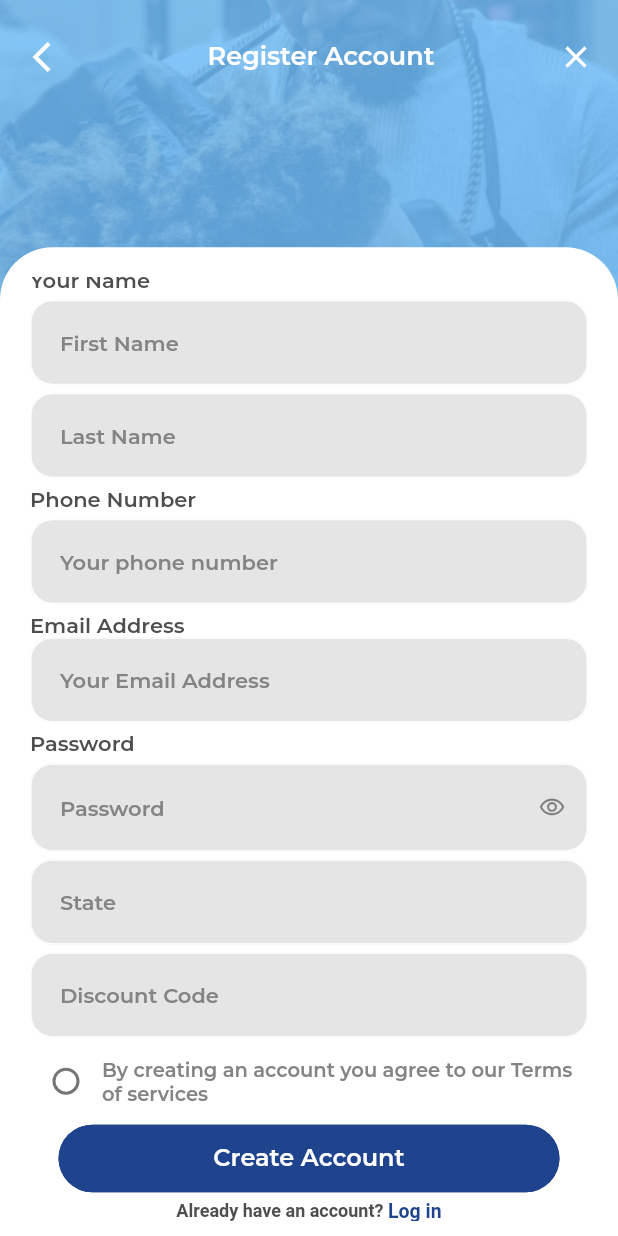
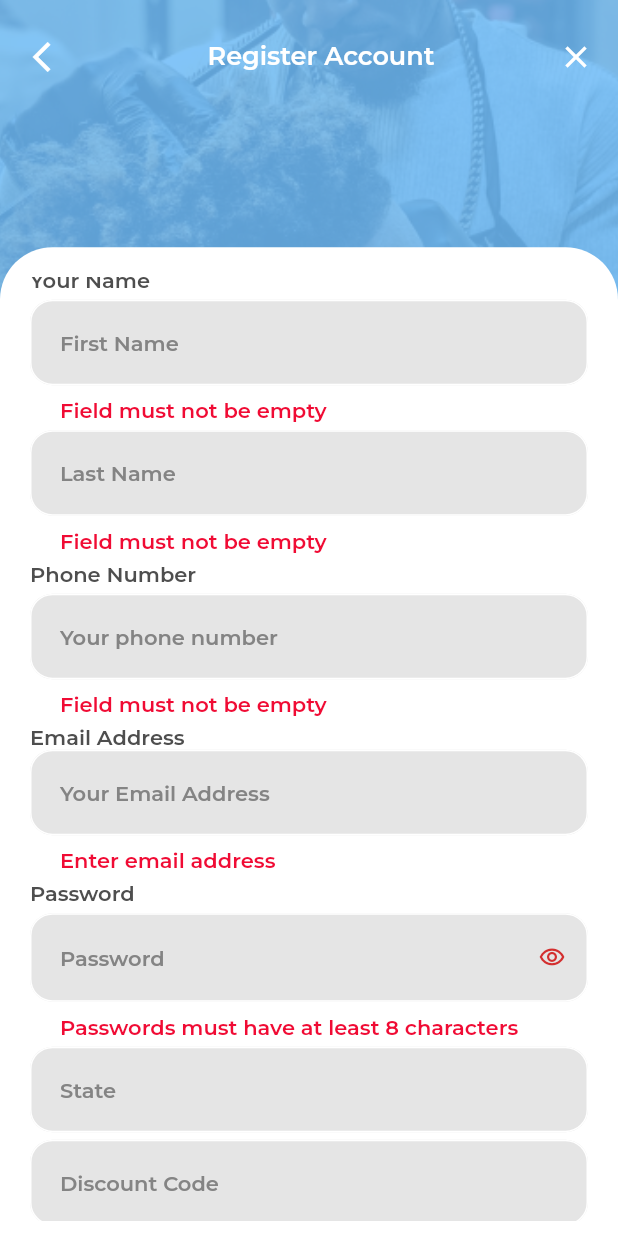
Before and after one commit to Williamtobs/homeservice, a Flutter app: the SignUp screen opened directly, scrolled down 75 dp, after a tap on "Create Account", on a phone screen of 412 x 824 dp. Run offline on Flutter 3.47's test engine with Material 2 defaults, Android fonts, the phone set to English and light mode, and no system bars; our stand-ins replace google_fonts, otp_text_field.

Commit message:
Textfield Validators

```diff
--- /dev/null
+++ b/lib/Constants/validators.dart
@@ -0,0 +1,44 @@
+
+class Validators {
+
+  String? validateEmail(String? pass1) {
+    RegExp emailValid = RegExp(r'^(([^<>()[\]\\.,;:\s@\"]+(\.[^<>()[\]\\.,;:\s@\"]+)*)|(\".+\"))@((\[[0-9]{1,3}\.[0-9]{1,3}\.[0-9]{1,3}\.[0-9]{1,3}\])|(([a-zA-Z\-0-9]+\.)+[a-zA-Z]{2,}))$');
+    if (!(pass1!.isNotEmpty)) {
+      return 'Enter email address';
+    }
+    if (!emailValid.hasMatch(pass1)) {
+      return 'Email not correct';
+    }
+    return null;
+  }
+
+  String? validateTextField(String? value) {
+    if (!(value!.isNotEmpty)) {
+      return 'Field must not be empty';
+    }
+    return null;
+  }
+
+  String? validatePassword(String? pass1) {
+    RegExp hasUpper = RegExp(r'[A-Z]');
+    RegExp hasLower = RegExp(r'[a-z]');
+    RegExp hasDigit = RegExp(r'\d');
+    RegExp hasPunct = RegExp(r'[_!@#\$&*~-]');
+    if (!RegExp(r'.{6,}').hasMatch(pass1!)) {
+      return 'Passwords must have at least 8 characters';
+    }
+    if (!hasUpper.hasMatch(pass1)) {
+      return 'Passwords must have at least one uppercase character';
+    }
+    if (!hasLower.hasMatch(pass1)) {
+      return 'Passwords must have at least one lowercase character';
+    }
+    if (!hasDigit.hasMatch(pass1)) {
+      return 'Passwords must have at least one number';
+    }
+    if (!hasPunct.hasMatch(pass1)) {
+      return 'Passwords need at least one special character like !@#\$&*~-';
+    }
+    return null;
+  }
+}
--- a/lib/UI/Shared/Formfield/create_passwordfield.dart
+++ b/lib/UI/Shared/Formfield/create_passwordfield.dart
@@ -1,5 +1,6 @@
 import 'package:flutter/material.dart';
 import 'package:google_fonts/google_fonts.dart';
+import 'package:homeservice/Constants/validators.dart';
 
 class PasswordField extends StatelessWidget{
   final String? hintText;
@@ -42,7 +43,7 @@ class PasswordField extends StatelessWidget{
   Widget build(BuildContext context) {
     return TextFormField(
       controller: controller,
-      validator: _validatePassword,
+      validator: Validators().validatePassword,
       onSaved: onSaved,
       autofocus: false,
       obscureText: obscureText,
@@ -54,6 +55,10 @@ class PasswordField extends StatelessWidget{
         hintText: hintText,
         suffixIcon: suffixIcon,
         enabledBorder: OutlineInputBorder(
+          borderRadius: BorderRadius.circular(15.0),
+          borderSide: const BorderSide(color: Colors.white),
+        ),
+        errorBorder: OutlineInputBorder(
           borderRadius: BorderRadius.circular(15.0),
           borderSide: const BorderSide(color: Colors.white),
         ),
@@ -78,26 +83,3 @@ class PasswordField extends StatelessWidget{
   }
 
 }
-
-String? _validatePassword(String? pass1) {
-  RegExp hasUpper = RegExp(r'[A-Z]');
-  RegExp hasLower = RegExp(r'[a-z]');
-  RegExp hasDigit = RegExp(r'\d');
-  RegExp hasPunct = RegExp(r'[_!@#\$&*~-]');
-  if (!RegExp(r'.{6,}').hasMatch(pass1!)) {
-    return 'Passwords must have at least 8 characters';
-  }
-  if (!hasUpper.hasMatch(pass1)) {
-    return 'Passwords must have at least one uppercase character';
-  }
-  if (!hasLower.hasMatch(pass1)) {
-    return 'Passwords must have at least one lowercase character';
-  }
-  if (!hasDigit.hasMatch(pass1)) {
-    return 'Passwords must have at least one number';
-  }
-  if (!hasPunct.hasMatch(pass1)) {
-    return 'Passwords need at least one special character like !@#\$&*~-';
-  }
-  return null;
-}
--- a/lib/UI/Shared/Formfield/textformfield_view.dart
+++ b/lib/UI/Shared/Formfield/textformfield_view.dart
@@ -29,6 +29,7 @@ class TextFormFieldWidget extends StatefulWidget {
   final TextInputAction? actionKeyboard;
   final Function? onSubmitField;
   final Function? onFieldTap;
+  final String? Function(String?)? validate;
 
   const TextFormFieldWidget(
       {
@@ -44,7 +45,7 @@ class TextFormFieldWidget extends StatefulWidget {
         this.actionKeyboard = TextInputAction.next,
         this.onSubmitField,
         this.onFieldTap,
-        this.suffixIcon, this.onPressed}) : super(key: key);
+        this.suffixIcon, this.onPressed, this.validate}) : super(key: key);
 
   @override
   _TextFormFieldWidgetState createState() => _TextFormFieldWidgetState();
@@ -82,6 +83,10 @@ class _TextFormFieldWidgetState extends State<TextFormFieldWidget> {
           borderRadius: BorderRadius.circular(15.0),
           borderSide: const BorderSide(color: Colors.white),
         ),
+        errorBorder: OutlineInputBorder(
+          borderRadius: BorderRadius.circular(15.0),
+          borderSide: const BorderSide(color: Colors.white),
+        ),
         hintStyle: GoogleFonts.montserrat(
           color: const Color.fromRGBO(132, 132, 132, 1),
           fontSize: 14.0,
@@ -96,14 +101,7 @@ class _TextFormFieldWidgetState extends State<TextFormFieldWidget> {
         ),
       ),
       controller: widget.controller,
-      validator: (value) {
-        if (widget.functionValidate != null) {
-          String resultValidate =
-          widget.functionValidate!(value, widget.parametersValidate);
-          return resultValidate;
-        }
-        return null;
-      },
+      validator: widget.validate,
       onFieldSubmitted: (value) {
         if (widget.onSubmitField != null) widget.onSubmitField!();
       },
@@ -113,24 +111,3 @@ class _TextFormFieldWidgetState extends State<TextFormFieldWidget> {
     );
   }
 }
-
-String? commonValidation(String value, String messageError) {
-  var required = requiredValidator(value, messageError);
-  if (required != null) {
-    return required;
-  }
-  return null;
-}
-
-String? requiredValidator(value, messageError) {
-  if (value.isEmpty) {
-    return messageError;
-  }
-  return null;
-}
-
-void changeFocus(
-    BuildContext context, FocusNode currentFocus, FocusNode nextFocus) {
-  currentFocus.unfocus();
-  FocusScope.of(context).requestFocus(nextFocus);
-}
--- a/lib/UI/Signup/signup_view.dart
+++ b/lib/UI/Signup/signup_view.dart
@@ -1,6 +1,8 @@
 import 'package:flutter/cupertino.dart';
 import 'package:flutter/material.dart';
 import 'package:google_fonts/google_fonts.dart';
+import 'package:homeservice/Constants/validators.dart';
+import 'package:homeservice/UI/Home/home.dart';
 import 'package:homeservice/UI/Shared/Formfield/create_passwordfield.dart';
 import 'package:homeservice/UI/Shared/Formfield/textformfield_view.dart';
 import 'package:homeservice/UI/Shared/images.dart';
@@ -13,6 +15,8 @@ class SignUp extends StatefulWidget{
 }
 
 class _SignUpState extends State<SignUp> {
+  final _formKey = GlobalKey<FormState>();
+  TextEditingController controller = TextEditingController();
   bool agree = false;
   bool visibility = true;
 
@@ -21,7 +25,9 @@ class _SignUpState extends State<SignUp> {
 
   @override
   Widget build(BuildContext context) {
-    return Scaffold(
+    return Form(
+      key: _formKey,
+      child: Scaffold(
         body: Column(
             mainAxisAlignment : MainAxisAlignment.end,
           children: [
@@ -117,9 +123,11 @@ class _SignUpState extends State<SignUp> {
                                 fontSize: 14.0
                             )),
                             const SizedBox(height: 5),
-                          const TextFormFieldWidget(hintText: "First Name", textInputType: TextInputType.text, ),
+                            TextFormFieldWidget(hintText: "First Name", textInputType: TextInputType.text,
+                              validate: Validators().validateTextField,),
                             const SizedBox(height: 5),
-                          const TextFormFieldWidget(hintText: "Last Name", textInputType: TextInputType.text, ),
+                            TextFormFieldWidget(hintText: "Last Name", textInputType: TextInputType.text,
+                              validate: Validators().validateTextField,),
                             const SizedBox(height: 5),
                             Text('Phone Number',  style: GoogleFonts.montserrat(
                                 fontWeight: FontWeight.w600,
@@ -127,14 +135,17 @@ class _SignUpState extends State<SignUp> {
                                 fontSize: 14.0
                             )),
                             const SizedBox(height: 5),
-                          const TextFormFieldWidget(hintText: "Your phone number", textInputType: TextInputType.text, ),
+                            TextFormFieldWidget(hintText: "Your phone number", textInputType: TextInputType.text,
+                              validate: Validators().validateTextField, ),
                             const SizedBox(height: 5),
                             Text('Email Address',  style: GoogleFonts.montserrat(
                                 fontWeight: FontWeight.w600,
                                 color: const Color.fromRGBO(78, 78, 78, 1),
                                 fontSize: 14.0
                             )),
-                          const TextFormFieldWidget(hintText: "Your Email Address", textInputType: TextInputType.emailAddress, ),
+                            TextFormFieldWidget(hintText: "Your Email Address", textInputType: TextInputType.emailAddress,
+                              validate: Validators().validateEmail,
+                              controller: controller, ),
                             const SizedBox(height: 5),
                             Text('Password',  style: GoogleFonts.montserrat(
                                 fontWeight: FontWeight.w600,
@@ -178,7 +189,13 @@ class _SignUpState extends State<SignUp> {
                                     borderRadius: BorderRadius.circular(35.0),
                                     color: const Color.fromRGBO(31, 68, 141, 1)
                                 ),
-                              child: ElevatedButton(onPressed:(){}, style: ElevatedButton.styleFrom(
+                                child: ElevatedButton(
+                                  onPressed:(){
+                                  if (_formKey.currentState!.validate()){
+                                    Navigator.of(context).push(MaterialPageRoute(builder: (context) => const HomeScreen()));
+                                    }
+                                  },
+                                  style: ElevatedButton.styleFrom(
                                     shape: RoundedRectangleBorder(
                                       borderRadius: BorderRadius.circular(35.0),
                                     ),
@@ -223,6 +240,7 @@ class _SignUpState extends State<SignUp> {
             ),
           ],
         )
+      ),
     );
   }
 }
```
Also changed, not shown: lib/UI/Home/home.dart (added, +19 -0 lines). Lines whose indentation alone changed are shown as unchanged.
